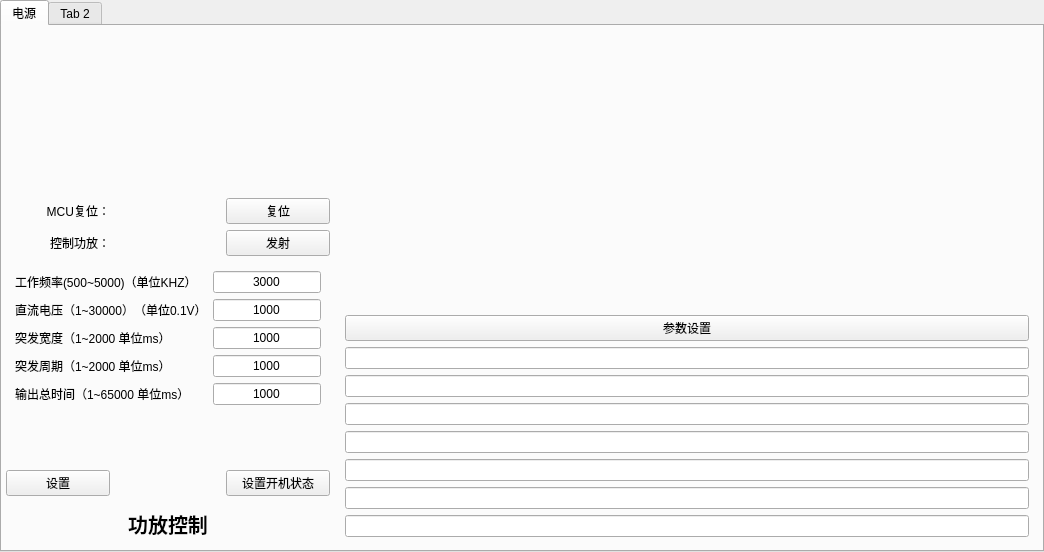
The window that GLPyModule/JExtension/JUltrasoundGenerator/Resources/UI/JUltrasoundGenerator.ui (jiazeyu1987/VeinTest) describes before a commit, drawn with Qt 5.
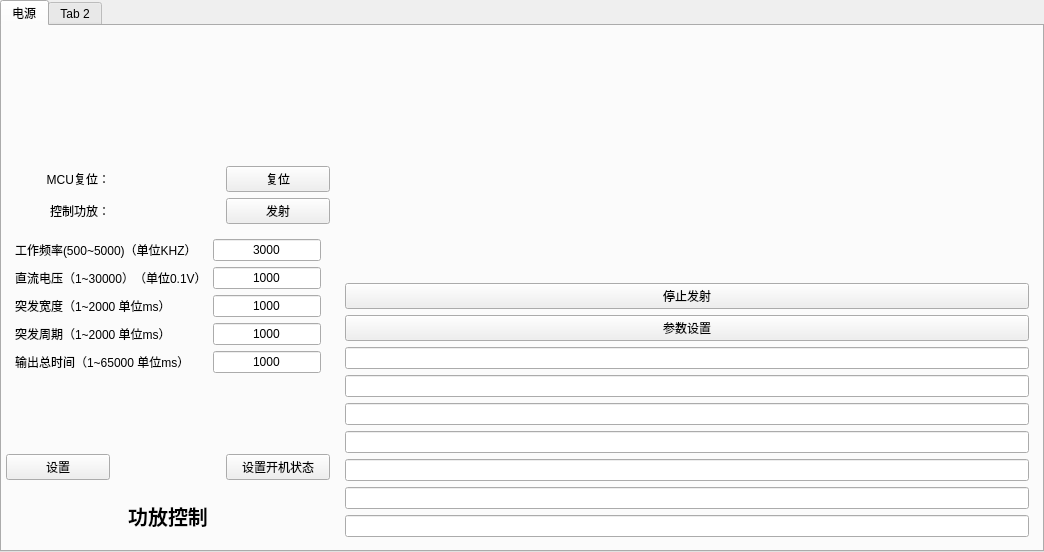
The same window after the commit. Custom widgets are drawn as their Qt base class.

Patch:
```diff
--- a/GLPyModule/JExtension/JUltrasoundGenerator/Resources/UI/JUltrasoundGenerator.ui
+++ b/GLPyModule/JExtension/JUltrasoundGenerator/Resources/UI/JUltrasoundGenerator.ui
@@ -138,6 +138,13 @@
                      </property>
                     </widget>
                    </item>
+                   <item>
+                    <widget class="QPushButton" name="pushButton_3">
+                     <property name="text">
+                      <string>停止发射</string>
+                     </property>
+                    </widget>
+                   </item>
                    <item>
                     <widget class="QPushButton" name="pushButton_2">
                      <property name="text">
```
